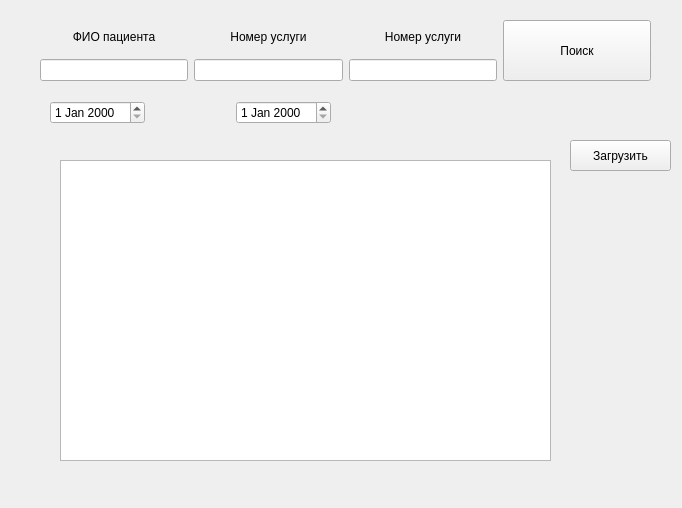
First picture: the form in querytableform.ui, repository neodiz/dcmviewer, before the edit.
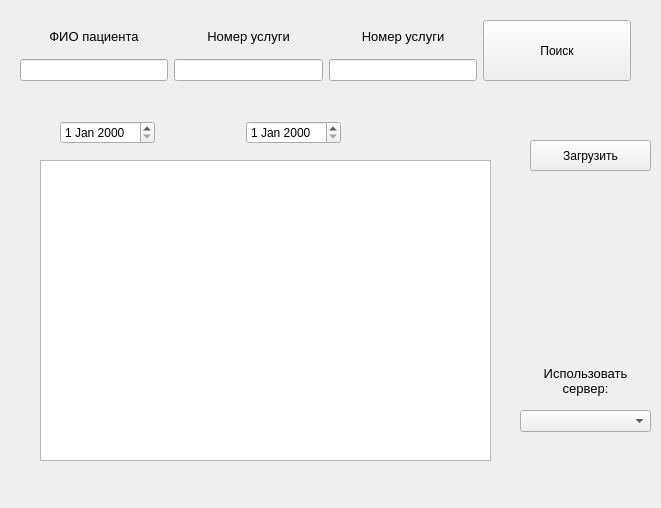
Second picture: the form after the edit.

```diff
--- a/querytableform.ui
+++ b/querytableform.ui
@@ -6,7 +6,7 @@
    <rect>
     <x>0</x>
     <y>0</y>
-    <width>682</width>
+    <width>661</width>
     <height>508</height>
    </rect>
   </property>
@@ -16,9 +16,9 @@
   <widget class="QTableView" name="tableView">
    <property name="geometry">
     <rect>
-     <x>60</x>
+     <x>40</x>
      <y>160</y>
-     <width>491</width>
+     <width>451</width>
      <height>301</height>
     </rect>
    </property>
@@ -26,8 +26,8 @@
   <widget class="QWidget" name="layoutWidget">
    <property name="geometry">
     <rect>
-     <x>50</x>
-     <y>100</y>
+     <x>60</x>
+     <y>120</y>
      <width>281</width>
      <height>25</height>
     </rect>
@@ -57,7 +57,7 @@
   <widget class="QWidget" name="layoutWidget">
    <property name="geometry">
     <rect>
-     <x>40</x>
+     <x>20</x>
      <y>20</y>
      <width>611</width>
      <height>61</height>
@@ -68,6 +68,11 @@
      <layout class="QVBoxLayout" name="verticalLayout_3">
       <item>
        <widget class="QLabel" name="label">
+        <property name="font">
+         <font>
+          <pointsize>10</pointsize>
+         </font>
+        </property>
         <property name="text">
          <string>ФИО пациента</string>
         </property>
@@ -85,6 +90,11 @@
      <layout class="QVBoxLayout" name="verticalLayout_2">
       <item>
        <widget class="QLabel" name="label_2">
+        <property name="font">
+         <font>
+          <pointsize>10</pointsize>
+         </font>
+        </property>
         <property name="text">
          <string>Номер услуги</string>
         </property>
@@ -102,6 +112,11 @@
      <layout class="QVBoxLayout" name="verticalLayout">
       <item>
        <widget class="QLabel" name="label_3">
+        <property name="font">
+         <font>
+          <pointsize>10</pointsize>
+         </font>
+        </property>
         <property name="text">
          <string>Номер услуги</string>
         </property>
@@ -160,9 +175,9 @@
   <widget class="QPushButton" name="getPatientfromServer">
    <property name="geometry">
     <rect>
-     <x>570</x>
+     <x>530</x>
      <y>140</y>
-     <width>101</width>
+     <width>121</width>
      <height>31</height>
     </rect>
    </property>
@@ -170,6 +185,40 @@
     <string>Загрузить</string>
    </property>
   </widget>
+  <widget class="QComboBox" name="ComboBoxServerInfo">
+   <property name="geometry">
+    <rect>
+     <x>520</x>
+     <y>410</y>
+     <width>131</width>
+     <height>22</height>
+    </rect>
+   </property>
+  </widget>
+  <widget class="QLabel" name="label_4">
+   <property name="geometry">
+    <rect>
+     <x>520</x>
+     <y>360</y>
+     <width>131</width>
+     <height>41</height>
+    </rect>
+   </property>
+   <property name="font">
+    <font>
+     <pointsize>10</pointsize>
+    </font>
+   </property>
+   <property name="text">
+    <string>Использовать сервер:</string>
+   </property>
+   <property name="alignment">
+    <set>Qt::AlignCenter</set>
+   </property>
+   <property name="wordWrap">
+    <bool>true</bool>
+   </property>
+  </widget>
   <zorder>layoutWidget</zorder>
   <zorder>layoutWidget</zorder>
   <zorder>tableView</zorder>
```
Left out of the diff: 2 changed lines with no effect on the pictures.
